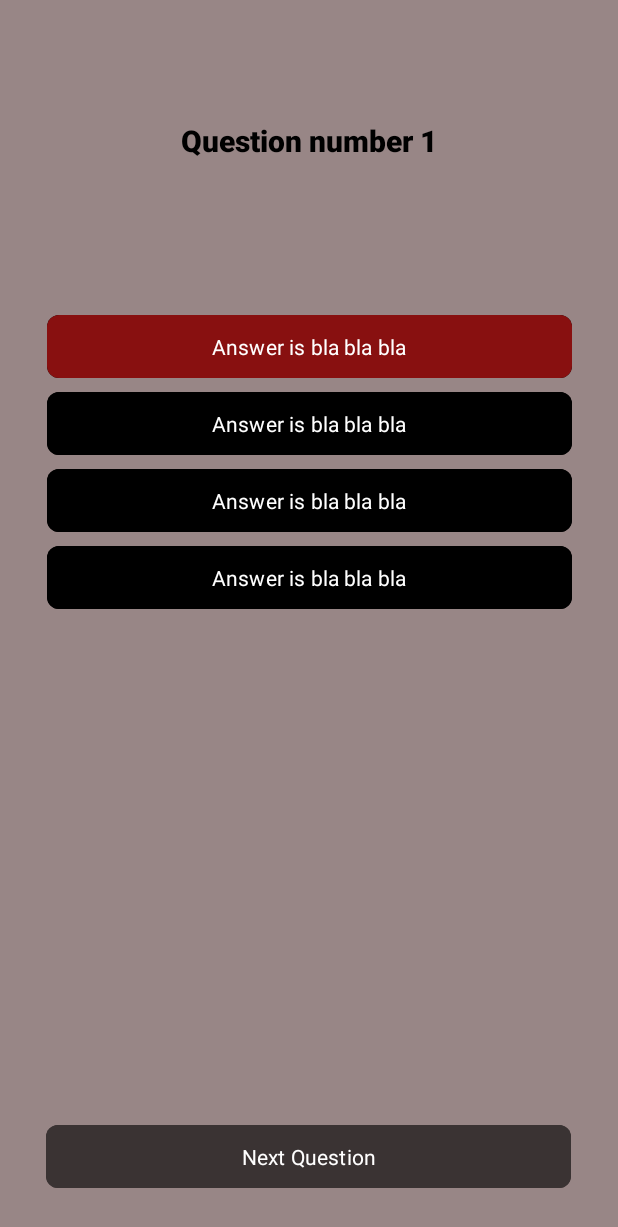
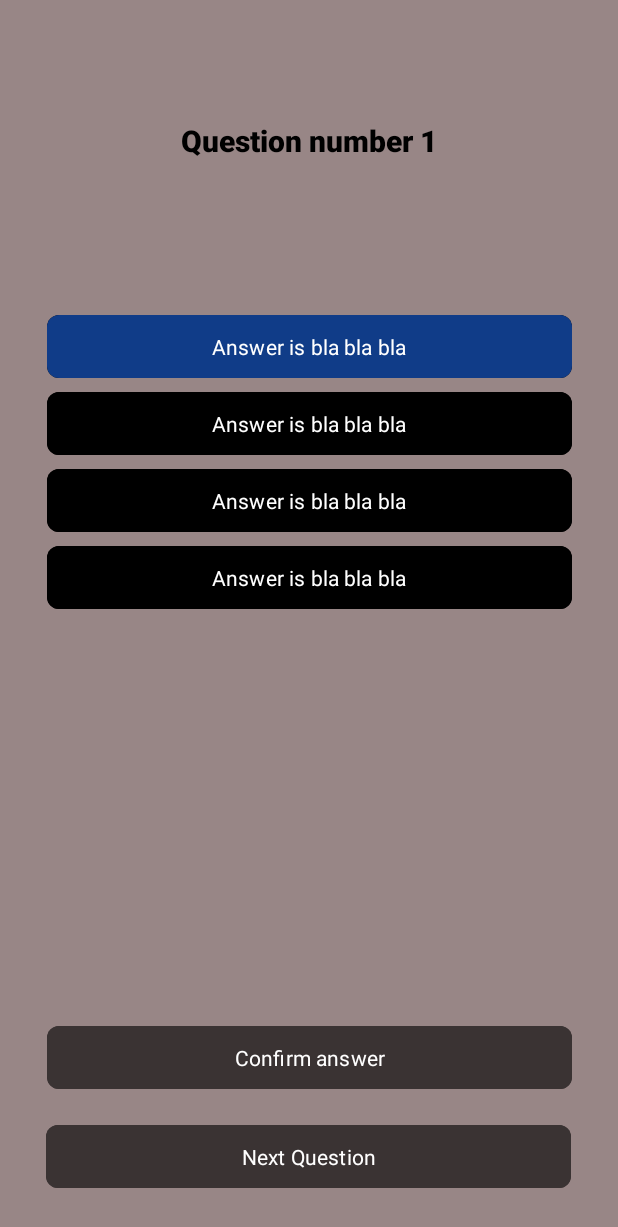
Before and after one commit to sebianc/CHS-SMA-justDriveQ, an Android app: the QuestionnaireFragment screen opened through its navigation route, after a tap on "Answer is bla bla bla", on a phone screen of 412 x 824 dp. Shown: the top 1227 px of the screen. Run offline under Robolectric (Android 15) with nearby library versions, the phone set to English and light mode, and no system bars; our stand-ins replace Firebase (no records; nobody signed in at launch, a user with empty details on screens opened directly); 7 statements that could not run were skipped.

Commit message:
modified questionnaire aspect, added confirm answer button + showing the correct answer when clicking on it

```diff
--- a/app/src/main/java/com/example/justdriveq/app/questionnaire/QuestionnaireFragment.java
+++ b/app/src/main/java/com/example/justdriveq/app/questionnaire/QuestionnaireFragment.java
@@ -43,6 +43,8 @@ public class QuestionnaireFragment extends Fragment implements View.OnClickListe
     private Button thirdOptionButton;
     private Button forthOptionButton;
     private Button nextQuestionButton;
+    private Button confirmAnswer;
+    private Button selectedButtonToCurrentQuestion;
     private TextView questionNumber;
     private TextView questionText;
     private boolean ansSelected = FALSE;
@@ -51,6 +53,7 @@ public class QuestionnaireFragment extends Fragment implements View.OnClickListe
     private int correctAnswerCount = 0;
     private int wrongAnswerCount = 0;
     private List<Integer> alreadyGeneratedNumbers = new ArrayList<>();
+    private List<Question> allQuestions;
     @Override
     public View onCreateView(LayoutInflater inflater, ViewGroup container,
                              Bundle savedInstanceState) {
@@ -70,6 +73,7 @@ public class QuestionnaireFragment extends Fragment implements View.OnClickListe
         thirdOptionButton = view.findViewById(R.id.thirdOptionButton);
         forthOptionButton = view.findViewById(R.id.forthOptionButton);
         nextQuestionButton = view.findViewById(R.id.nextQuestionButton);
+        confirmAnswer = view.findViewById(R.id.ConfirmAnswerButton);
         questionNumber = view.findViewById(R.id.questionNumber);
         questionText = view.findViewById(R.id.questionText);
 
@@ -88,6 +92,7 @@ public class QuestionnaireFragment extends Fragment implements View.OnClickListe
         secondOptionButton.setOnClickListener(this);
         thirdOptionButton.setOnClickListener(this);
         forthOptionButton.setOnClickListener(this);
+        confirmAnswer.setOnClickListener(this);
         nextQuestionButton.setOnClickListener(this);
 
         loadData();
@@ -126,7 +131,6 @@ public class QuestionnaireFragment extends Fragment implements View.OnClickListe
                 thirdOptionButton.setText(questions.get(i-1).getOption_c());
                 forthOptionButton.setText(questions.get(i-1).getOption_d());
                 currentQuestionAnswer = questions.get(i-1).getAnswer();
-
                 showAnswerButtons();
             }
         });
@@ -147,23 +151,41 @@ public class QuestionnaireFragment extends Fragment implements View.OnClickListe
         thirdOptionButton.setEnabled(TRUE);
         forthOptionButton.setEnabled(TRUE);
 
+        confirmAnswer.setVisibility(View.VISIBLE);
         nextQuestionButton.setVisibility(View.VISIBLE);
+        confirmAnswer.setEnabled(FALSE);
         nextQuestionButton.setEnabled(FALSE);
     }
 
-    private void verifyAnswer(Button button){
+    private void selectThisButton(Button button){
         if(ansSelected == FALSE){
+            button.setBackgroundColor(ContextCompat.getColor(getContext(), R.color.darkblue));
+            selectedButtonToCurrentQuestion = button;
+            confirmAnswer.setEnabled(TRUE);
+            ansSelected = TRUE;
+        }
+    }
+    private void verifySelectedButton(Button button){
         if(currentQuestionAnswer.equals(button.getText())){
             button.setBackgroundColor(ContextCompat.getColor(getContext(), R.color.darkgreen));
             correctAnswerCount++;
         } else {
             button.setBackgroundColor(ContextCompat.getColor(getContext(), R.color.darkred));
+            if(currentQuestionAnswer.equals(firstOptionButton.getText())){
+                firstOptionButton.setBackgroundColor(ContextCompat.getColor(getContext(), R.color.darkgreen));
+            }
+            if(currentQuestionAnswer.equals(secondOptionButton.getText())){
+                firstOptionButton.setBackgroundColor(ContextCompat.getColor(getContext(), R.color.darkgreen));
+            }
+            if(currentQuestionAnswer.equals(thirdOptionButton.getText())){
+                firstOptionButton.setBackgroundColor(ContextCompat.getColor(getContext(), R.color.darkgreen));
+            }
+            if(currentQuestionAnswer.equals(forthOptionButton.getText())){
+                firstOptionButton.setBackgroundColor(ContextCompat.getColor(getContext(), R.color.darkgreen));
+            }
             wrongAnswerCount++;
         }
-            ansSelected = TRUE;
         nextQuestionButton.setEnabled(TRUE);
-        }
-
     }
     private void switchToLastQuestionButton(){
         List<Integer> counter = new ArrayList<>();
@@ -173,6 +195,8 @@ public class QuestionnaireFragment extends Fragment implements View.OnClickListe
         navController.navigate(R.id.action_questionnaireFragment_to_resultsFragment);
     }
     private void generateNewAnswers(){
+        confirmAnswer.setVisibility(View.VISIBLE);
+        confirmAnswer.setEnabled(FALSE);
         nextQuestionButton.setVisibility(View.VISIBLE);
         nextQuestionButton.setEnabled(FALSE);
 
@@ -201,19 +225,23 @@ public class QuestionnaireFragment extends Fragment implements View.OnClickListe
         int currentButtonId = v.getId();
 
         if(currentButtonId == R.id.firstOptionButton){
-            verifyAnswer(firstOptionButton);
+            selectThisButton(firstOptionButton);
         }
         else if(currentButtonId == R.id.secondOptionButton){
-            verifyAnswer(secondOptionButton);
+            selectThisButton(secondOptionButton);
         }
         else if(currentButtonId == R.id.thirdOptionButton){
-            verifyAnswer(thirdOptionButton);
+            selectThisButton(thirdOptionButton);
         }
         else if(currentButtonId == R.id.forthOptionButton){
-            verifyAnswer(forthOptionButton);
+            selectThisButton(forthOptionButton);
+        }
+        else if(currentButtonId == R.id.ConfirmAnswerButton){
+            verifySelectedButton(selectedButtonToCurrentQuestion);
+            ansSelected = FALSE;
         }
         else if(currentButtonId == R.id.nextQuestionButton){
-            if(wrongAnswerCount > 4){
+            if(wrongAnswerCount > 27){
                 List<Integer> counter = new ArrayList<>();
                 counter.add(correctAnswerCount);
                 counter.add(wrongAnswerCount);
@@ -224,7 +252,6 @@ public class QuestionnaireFragment extends Fragment implements View.OnClickListe
                 switchToLastQuestionButton();
             } else if(currentQuestionNumber < 26){
                 currentQuestionNumber++;
-                ansSelected = FALSE;
                 loadQuestionInQuestionnaire(generateNewQuestionNumber());
                 generateNewAnswers();
             }
--- a/app/src/main/res/layout/fragment_questionnaire.xml
+++ b/app/src/main/res/layout/fragment_questionnaire.xml
@@ -44,9 +44,9 @@
         android:fontFamily="sans-serif"
         android:padding="7dp"
         android:text="@string/answer"
-        android:visibility="invisible"
         android:textColor="#FFFFFF"
         android:textColorHighlight="#FFFFFF"
+        android:visibility="invisible"
         app:cornerRadius="8dp"
         app:layout_constraintEnd_toEndOf="parent"
         app:layout_constraintHorizontal_bias="0.5"
@@ -62,9 +62,9 @@
         android:fontFamily="sans-serif"
         android:padding="7dp"
         android:text="@string/answer"
-        android:visibility="invisible"
         android:textColor="#FFFFFF"
         android:textColorHighlight="#FFFFFF"
+        android:visibility="invisible"
         app:cornerRadius="8dp"
         app:layout_constraintEnd_toEndOf="parent"
         app:layout_constraintHorizontal_bias="0.5"
@@ -80,9 +80,9 @@
         android:fontFamily="sans-serif"
         android:padding="7dp"
         android:text="@string/answer"
-        android:visibility="invisible"
         android:textColor="#FFFFFF"
         android:textColorHighlight="#FFFFFF"
+        android:visibility="invisible"
         app:cornerRadius="8dp"
         app:layout_constraintEnd_toEndOf="parent"
         app:layout_constraintHorizontal_bias="0.5"
@@ -98,9 +98,9 @@
         android:fontFamily="sans-serif"
         android:padding="7dp"
         android:text="@string/answer"
-        android:visibility="invisible"
         android:textColor="#FFFFFF"
         android:textColorHighlight="#FFFFFF"
+        android:visibility="invisible"
         app:cornerRadius="8dp"
         app:layout_constraintEnd_toEndOf="parent"
         app:layout_constraintHorizontal_bias="0.5"
@@ -125,4 +125,22 @@
         app:layout_constraintHorizontal_bias="0.491"
         app:layout_constraintStart_toStartOf="parent" />
 
+    <Button
+        android:id="@+id/ConfirmAnswerButton"
+        android:layout_width="350dp"
+        android:layout_height="50dp"
+        android:layout_marginBottom="16dp"
+        android:backgroundTint="@color/brown"
+        android:fontFamily="sans-serif"
+        android:padding="7dp"
+        android:text="@string/confirmAnswer"
+        android:textColor="#FFFFFF"
+        android:textColorHighlight="#FFFFFF"
+        android:visibility="invisible"
+        app:cornerRadius="8dp"
+        app:layout_constraintBottom_toTopOf="@+id/nextQuestionButton"
+        app:layout_constraintEnd_toEndOf="parent"
+        app:layout_constraintHorizontal_bias="0.5"
+        app:layout_constraintStart_toStartOf="parent" />
+
 </androidx.constraintlayout.widget.ConstraintLayout>
--- a/app/src/main/res/values/colors.xml
+++ b/app/src/main/res/values/colors.xml
@@ -8,5 +8,6 @@
     <color name="brown">#3A3333</color>
     <color name="darkred">#881010</color>
     <color name="darkgreen">#108812</color>
+    <color name="darkblue">#103C88</color>
 
 </resources>
--- a/app/src/main/res/values/strings.xml
+++ b/app/src/main/res/values/strings.xml
@@ -30,4 +30,5 @@
     <string name="hello_blank_fragment">Hello blank fragment</string>
     <string name="logout">LOGOUT</string>
     <string name="title_activity_sensor">SensorActivity</string>
+    <string name="confirmAnswer">Confirm answer</string>
 </resources>
```
Lines whose indentation alone changed are shown as unchanged.
